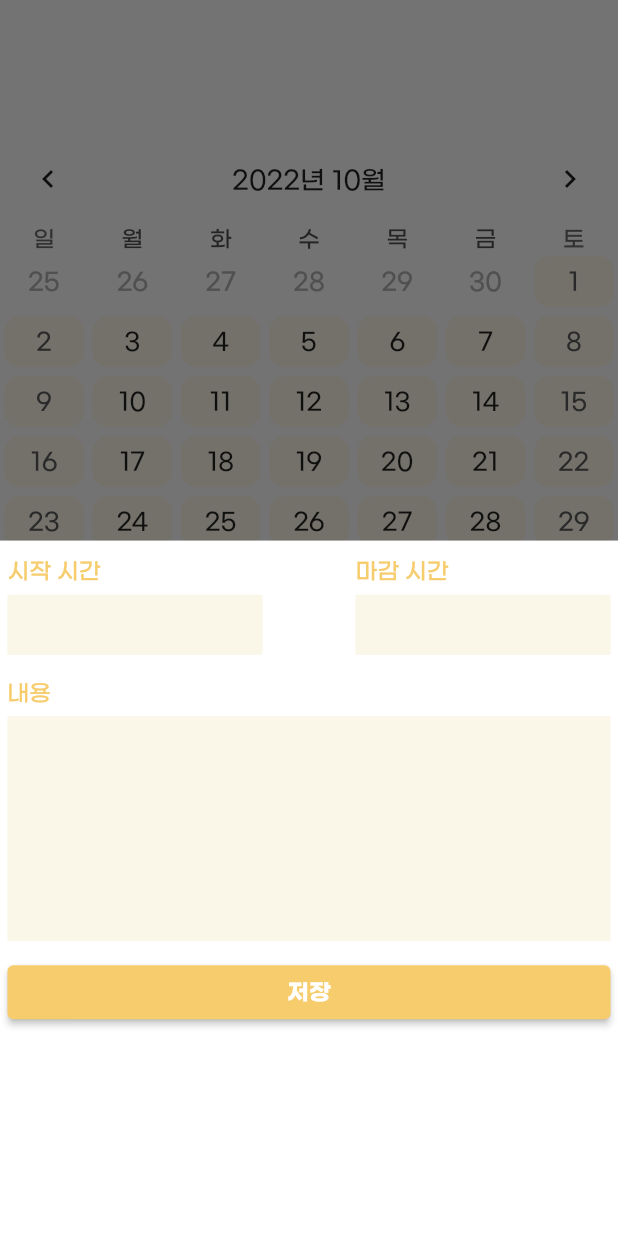
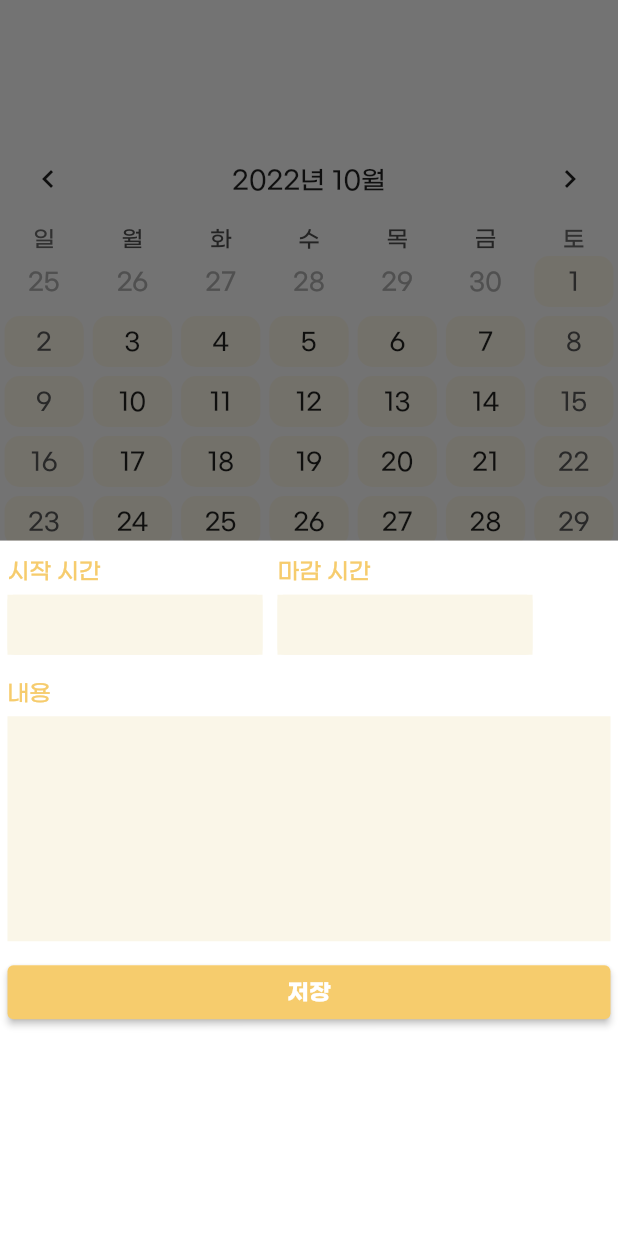
Before and after one commit to Nidust/Flutter-Calendar, a Flutter app: the screen it shows after launch, after a tap on the "add" icon, on a phone screen of 412 x 824 dp. Run offline on Flutter 3.47's test engine with Material 2 defaults, Android fonts, the phone set to English and light mode, and no system bars; drawn by our look-alikes of table_calendar.

Commit message:
web 버전 대응

```diff
--- a/lib/widget/datepicker.dart
+++ b/lib/widget/datepicker.dart
@@ -108,7 +108,10 @@ class _DatePickerDialogState extends State<_DatePickerDialog> {
   Widget build(BuildContext context) {
     return AlertDialog(
       title: Text("${widget.title} 선택"),
-      content: Calendar(
+      content: SizedBox(
+        width: MediaQuery.of(context).size.width * 0.5,
+        height: MediaQuery.of(context).size.height * 0.8,
+        child: Calendar(
           fontSize: 10.0,
           borderRadius: 3.0,
           spacing: 3.0,
@@ -117,6 +120,7 @@ class _DatePickerDialogState extends State<_DatePickerDialog> {
               pickedDate = selectedDay;
             });
           },
+        ),
       ),
       titlePadding: const EdgeInsets.only(
         left: 24.0,
--- a/lib/widget/schdule_dialog.dart
+++ b/lib/widget/schdule_dialog.dart
@@ -23,7 +23,7 @@ class _SchduleDialogState extends State<SchduleDialog> {
       children: [
         // 시간 설정
         Row(
-          mainAxisAlignment: MainAxisAlignment.spaceBetween,
+          mainAxisAlignment: MainAxisAlignment.start,
           children: [
             // 시작 시간
             Padding(
```
Lines whose indentation alone changed are shown as unchanged.
